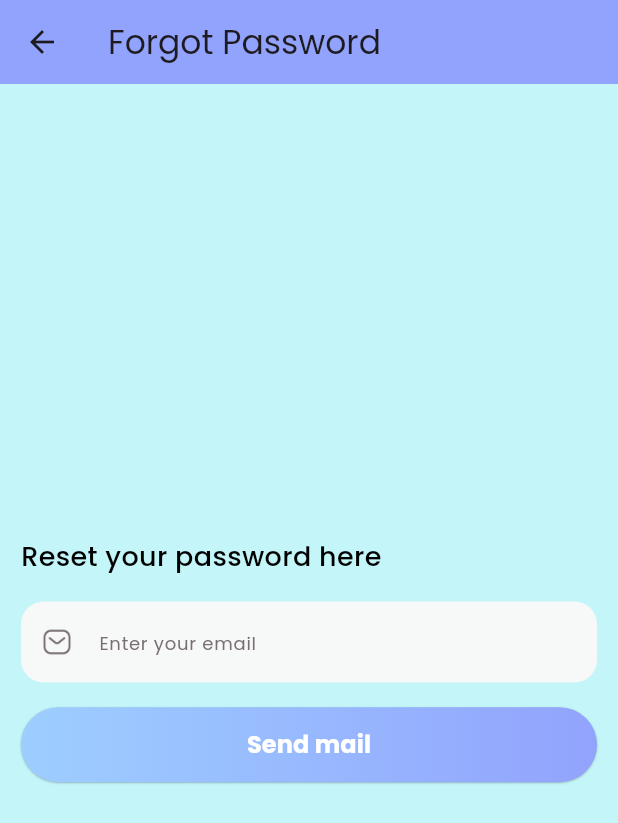
After one commit to mohitrajsinghit/BrewFitX, a Flutter app: the screen it shows after launch, after a tap on "Forgot your password?", on a phone screen of 412 x 824 dp. The commit adds this screen. Shown: the top 823 px of the screen. Run offline on Flutter 3.47's test engine with Material 3 defaults, Android fonts, the phone set to English and light mode, and no system bars; our stand-ins replace carousel_slider, cloud_firestore, firebase_auth, firebase_core, fl_chart, simple_circular_progress_bar; missing offline and left inert: dotted_dashed_line, simple_animation_progress_bar; accounts and stored records are empty; network calls fail.

Commit message:
day3commit

```diff
--- /dev/null
+++ b/lib/view/login/forgot_pass_page.dart
@@ -0,0 +1,127 @@
+import 'package:brewfitx/common/colo_extension.dart';
+import 'package:brewfitx/common_widget/round_button.dart';
+import 'package:brewfitx/common_widget/round_textfield.dart';
+import 'package:firebase_auth/firebase_auth.dart';
+import 'package:flutter/material.dart';
+
+class ForgotPasswordPage extends StatefulWidget {
+  const ForgotPasswordPage({Key? key}) : super(key: key);
+
+  @override
+  _ForgotPasswordPageState createState() => _ForgotPasswordPageState();
+}
+
+class _ForgotPasswordPageState extends State<ForgotPasswordPage> {
+  TextEditingController _emailController = TextEditingController();
+
+  @override
+  void dispose() {
+    _emailController.dispose();
+    super.dispose();
+  }
+
+  Widget build(BuildContext context) {
+    Size media = MediaQuery.of(context).size;
+
+    return Scaffold(
+      appBar: AppBar(
+        backgroundColor: TColor.primaryColor1,
+        title: const Text('Forgot Password'),
+      ),
+      body: Container(
+        decoration: const BoxDecoration(
+          color: Color.fromRGBO(195, 245, 249, 1),
+        ),
+        child: Padding(
+          padding: const EdgeInsets.all(14.0),
+          child: Column(
+            mainAxisAlignment: MainAxisAlignment.center,
+            crossAxisAlignment: CrossAxisAlignment.stretch,
+            children: [
+              const Text(
+                'Reset your password here',
+                style: TextStyle(
+                  fontSize: 18,
+                  fontWeight: FontWeight.w500,
+                  color: Colors.black,
+                ),
+              ),
+              SizedBox(
+                height: media.width * 0.04,
+              ),
+              RoundTextField(
+                hitText: "Enter your email",
+                controller: _emailController,
+                icon: "assets/img/email.png",
+                keyboardType: TextInputType.emailAddress,
+              ),
+              SizedBox(
+                height: media.width * 0.04,
+              ),
+              RoundButton(
+                title: 'Send mail',
+                onPressed: () {
+                  _resetPassword();
+                },
+              ),
+            ],
+          ),
+        ),
+      ),
+    );
+  }
+
+  Future<void> _resetPassword() async {
+    try {
+      await FirebaseAuth.instance
+          .sendPasswordResetEmail(email: _emailController.text.trim());
+      _showConfirmationDialog(
+        'Password Reset',
+        'Instructions to reset your password have been sent to your email.',
+      );
+    } on FirebaseAuthException catch (e) {
+      print(e);
+      _showErrorDialog('Error', e.message ?? 'An error occurred.');
+    }
+  }
+
+  void _showConfirmationDialog(String title, String message) {
+    showDialog(
+      context: context,
+      builder: (BuildContext context) {
+        return AlertDialog(
+          title: Text(title),
+          content: Text(message),
+          actions: [
+            TextButton(
+              onPressed: () {
+                Navigator.pop(context);
+              },
+              child: const Text('OK'),
+            ),
+          ],
+        );
+      },
+    );
+  }
+
+  void _showErrorDialog(String title, String message) {
+    showDialog(
+      context: context,
+      builder: (BuildContext context) {
+        return AlertDialog(
+          title: Text(title),
+          content: Text(message),
+          actions: [
+            TextButton(
+              onPressed: () {
+                Navigator.pop(context);
+              },
+              child: const Text('OK'),
+            ),
+          ],
+        );
+      },
+    );
+  }
+}
--- a/lib/view/login/login_view.dart
+++ b/lib/view/login/login_view.dart
@@ -2,6 +2,7 @@ import 'package:brewfitx/common_widget/round_button.dart';
 import 'package:brewfitx/common_widget/round_textfield.dart';
 import 'package:brewfitx/view/login/auth_service.dart';
 import 'package:brewfitx/view/login/complete_profile_view.dart';
+import 'package:brewfitx/view/login/forgot_pass_page.dart';
 import 'package:brewfitx/view/login/signup_view.dart';
 import 'package:brewfitx/view/login/welcome_view.dart';
 import 'package:flutter/material.dart';
@@ -96,12 +97,24 @@ class _LoginViewState extends State<LoginView> {
                       ),
                       Padding(
                         padding: const EdgeInsets.only(top: 8.0),
+                        child: GestureDetector(
+                          onTap: () {
+                            Navigator.push(
+                              context,
+                              MaterialPageRoute(
+                                builder: (context) {
+                                  return ForgotPasswordPage();
+                                },
+                              ),
+                            );
+                          },
                           child: Text(
                             "Forgot your password?",
                             style: TextStyle(
                               color: TColor.gray,
                               fontSize: 12,
                               decoration: TextDecoration.underline,
+                            ),
                           ),
                         ),
                       ),
@@ -297,7 +310,7 @@ class _LoginViewState extends State<LoginView> {
       SnackBar(
         content: Text(message),
         backgroundColor: color,
-        duration: const Duration(milliseconds: 500),
+        duration: const Duration(seconds: 1),
       ),
     );
   }
```
Also changed, not shown: lib/view/login/complete_profile_view.dart (+4 -3 lines). Lines whose indentation alone changed are shown as unchanged.
